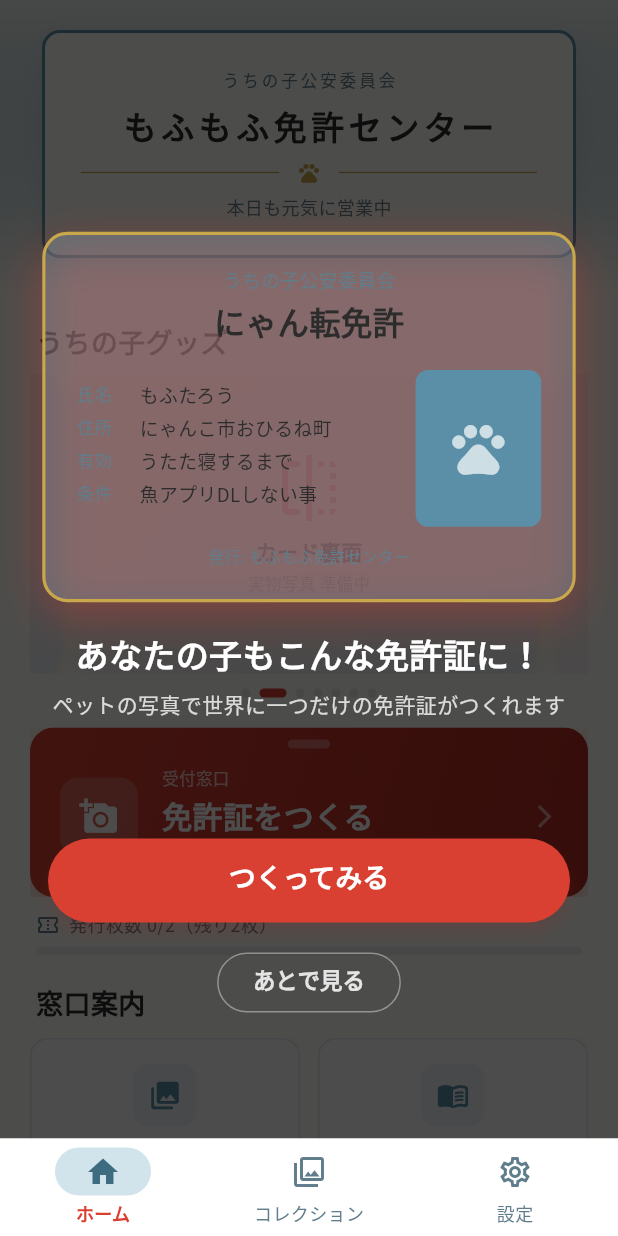
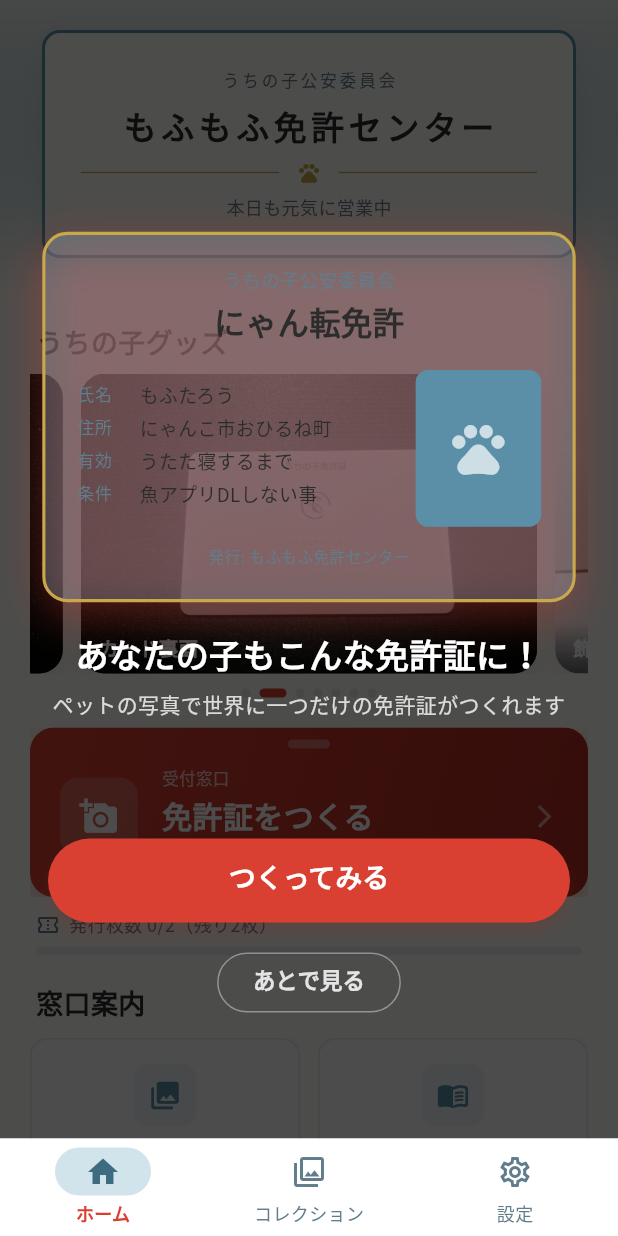
Before and after one commit to suqremer/mofumofu-license, a Flutter app: the screen it shows after launch, on a phone screen of 412 x 824 dp. Run offline on Flutter 3.47's test engine with Material 3 defaults, Android fonts, the phone set to English and light mode, and no system bars; our stand-ins replace audioplayers, camera, firebase_core, firebase_crashlytics, flutter_riverpod, flutter_secure_storage and 8 more; missing offline and left inert: app_tracking_transparency, gal, image_background_remover, nfc_manager, purchases_flutter; accounts and stored records are empty; network calls fail; Roboto replaces fonts that are missing (Zen Maru Gothic); statements that could not run were skipped.

Commit message:
feat: 商品写真7枚をアプリ内スライドショーに組み込み + ドキュメント追加
Co-Authored-By: Claude Opus 4.6 (1M context) <noreply@anthropic.com>

```diff
--- a/lib/widgets/product_gallery.dart
+++ b/lib/widgets/product_gallery.dart
@@ -1,5 +1,4 @@
 import 'dart:async';
-import 'dart:io';
 
 import 'package:flutter/material.dart';
 
@@ -20,17 +19,17 @@ class ProductPhoto {
 
 /// PVCカード商品写真一覧
 const kCardPhotos = [
-  ProductPhoto(label: 'カード表面', placeholderIcon: Icons.credit_card),
-  ProductPhoto(label: 'カード裏面', placeholderIcon: Icons.flip),
-  ProductPhoto(label: '飾ったイメージ', placeholderIcon: Icons.collections),
+  ProductPhoto(assetPath: 'assets/product_photos/card_front.jpg', label: 'カード表面', placeholderIcon: Icons.credit_card),
+  ProductPhoto(assetPath: 'assets/product_photos/card_back.jpg', label: 'カード裏面', placeholderIcon: Icons.flip),
+  ProductPhoto(assetPath: 'assets/product_photos/card_display.jpg', label: '飾ったイメージ', placeholderIcon: Icons.collections),
 ];
 
 /// レジンタグ商品写真一覧
 const kTagPhotos = [
-  ProductPhoto(label: 'タグ表面', placeholderIcon: Icons.pets),
-  ProductPhoto(label: 'タグ裏面', placeholderIcon: Icons.flip),
-  ProductPhoto(label: '手に持ったイメージ', placeholderIcon: Icons.back_hand_outlined),
-  ProductPhoto(label: '首輪に付けたイメージ', placeholderIcon: Icons.checkroom),
+  ProductPhoto(assetPath: 'assets/product_photos/tag_front.jpg', label: 'タグ表面', placeholderIcon: Icons.pets),
+  ProductPhoto(assetPath: 'assets/product_photos/tag_back.jpg', label: 'タグ裏面', placeholderIcon: Icons.flip),
+  ProductPhoto(assetPath: 'assets/product_photos/tag_size.jpg', label: 'サイズ感', placeholderIcon: Icons.straighten),
+  ProductPhoto(assetPath: 'assets/product_photos/set_overview.jpg', label: 'セット', placeholderIcon: Icons.inventory_2),
 ];
 
 /// ホーム画面用: カード+タグの全写真
@@ -138,8 +137,7 @@ class _ProductGalleryState extends State<ProductGallery> {
   }
 
   Widget _buildPhotoCard(ProductPhoto photo) {
-    final hasImage = photo.assetPath != null &&
-        File(photo.assetPath!).existsSync();
+    final hasImage = photo.assetPath != null;
 
     return Container(
       decoration: BoxDecoration(
@@ -158,7 +156,7 @@ class _ProductGalleryState extends State<ProductGallery> {
           ? Stack(
               fit: StackFit.expand,
               children: [
-                Image.file(File(photo.assetPath!), fit: BoxFit.cover),
+                Image.asset(photo.assetPath!, fit: BoxFit.cover),
                 _buildLabel(photo.label),
               ],
             )
--- a/pubspec.yaml
+++ b/pubspec.yaml
@@ -86,6 +86,7 @@ flutter:
     - assets/costumes/
     - assets/tutorial/
     - assets/fonts/
+    - assets/product_photos/
 
 
   fonts:
```
Also changed, not shown: assets/product_photos/card_back.jpg (added), assets/product_photos/card_display.jpg (added), assets/product_photos/card_front.jpg (added), assets/product_photos/set_overview.jpg (added), assets/product_photos/tag_back.jpg (added), assets/product_photos/tag_front.jpg (added), assets/product_photos/tag_size.jpg (added), 3 other files.
